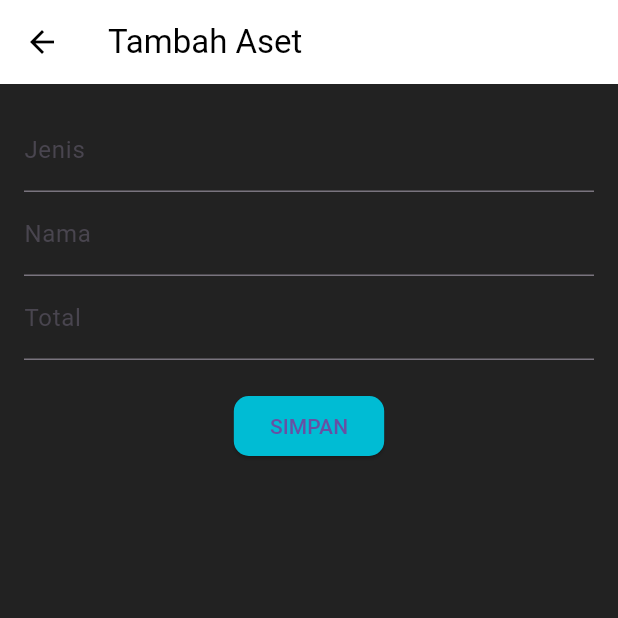
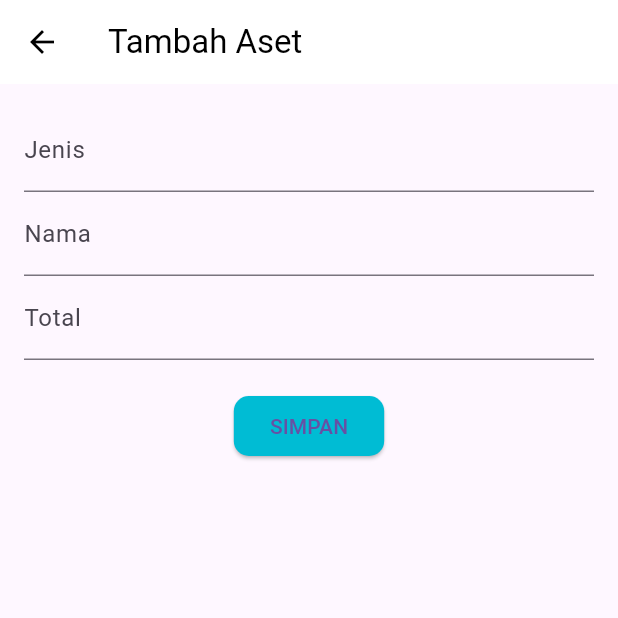
Before and after one commit to YunanYuga06/daily_cashapp, a Flutter app: the HalamanAset screen opened directly, after a tap on the "add circle" icon, on a phone screen of 412 x 824 dp, the top half of it. Run offline on Flutter 3.47's test engine with Material 3 defaults, Android fonts, the phone set to English and light mode, and no system bars; our stand-ins replace fl_chart, google_nav_bar.

Commit message:
Halaman Aset

```diff
--- a/FrontEnd/lib/config/env.dart
+++ b/FrontEnd/lib/config/env.dart
@@ -1,3 +1,3 @@
 class Env {
-  static const String baseUrl = 'https://3150-103-3-220-211.ngrok-free.app/api';
+  static const String baseUrl = 'https://e473-103-185-27-58.ngrok-free.app/api';
 }
--- a/FrontEnd/lib/pages/aset_page.dart
+++ b/FrontEnd/lib/pages/aset_page.dart
@@ -6,7 +6,6 @@ class HalamanAset extends StatelessWidget {
   @override
   Widget build(BuildContext context) {
     return Scaffold(
-      backgroundColor: Colors.black87,
       body: SafeArea(
         child: Column(
           children: [
--- a/FrontEnd/lib/pages/halaman_crud/tambah_aset.dart
+++ b/FrontEnd/lib/pages/halaman_crud/tambah_aset.dart
@@ -8,7 +8,6 @@ class TambahAsetPage extends StatelessWidget {
   @override
   Widget build(BuildContext context) {
     return Scaffold(
-      backgroundColor: Colors.black87,
       appBar: AppBar(
         backgroundColor: Colors.white,
         title: Text('Tambah Aset', style: TextStyle(color: Colors.black)),
```
Also changed, not shown: FrontEnd/pubspec.lock, 2 other files.
